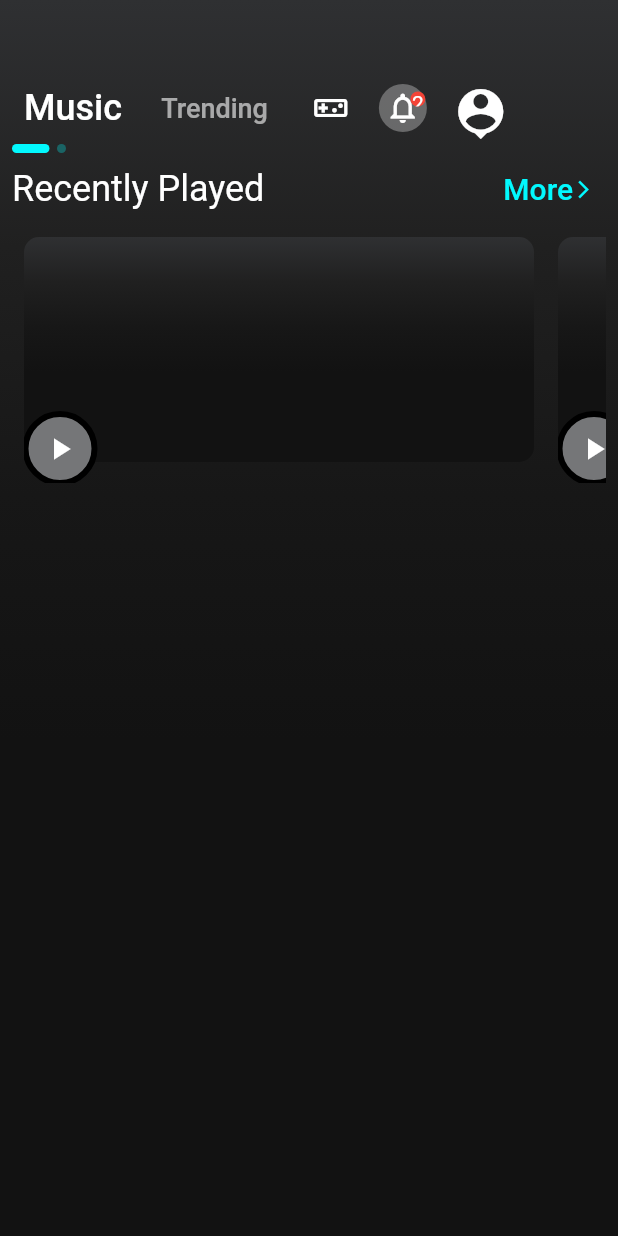
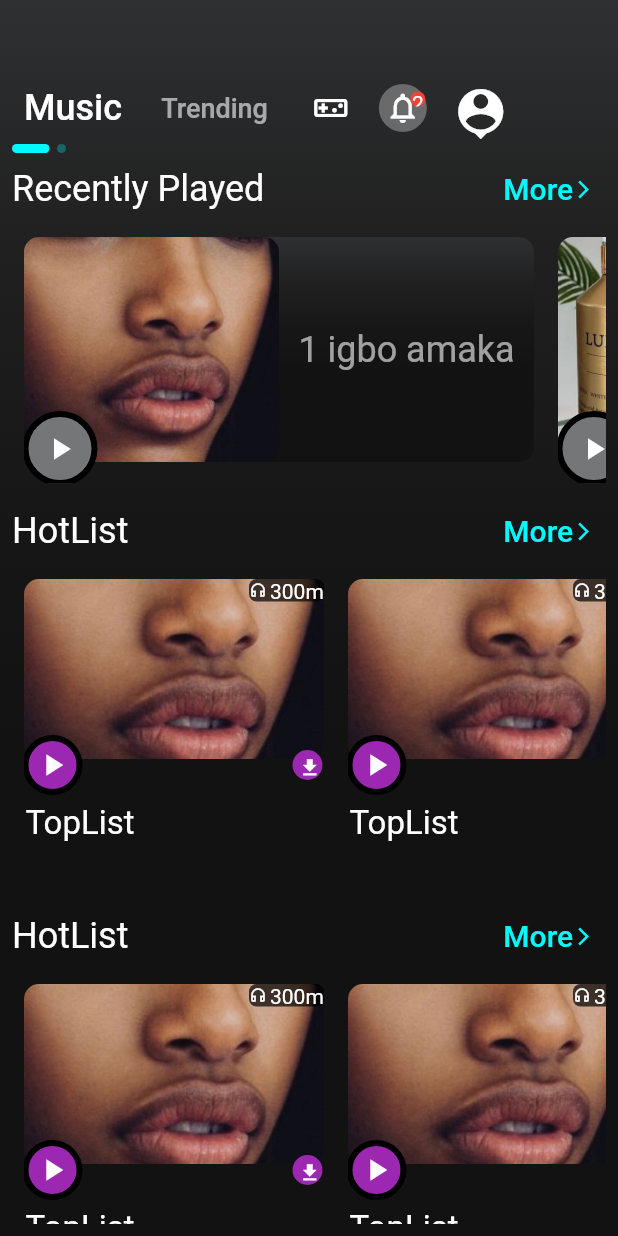
Before and after one commit to Galzysoft/ui-pratical, a Flutter app: the screen it shows after launch, on a phone screen of 412 x 824 dp. Run offline on Flutter 3.47's test engine with Material 2 defaults, Android fonts, the phone set to English and light mode, and no system bars; our stand-ins replace get, google_fonts; Roboto replaces fonts that are missing (Aladin).

Commit message:
music app update

```diff
--- /dev/null
+++ b/lib/initialize_logics.dart
@@ -0,0 +1,17 @@
+import 'package:get/get.dart';
+import 'package:ruddy/pages/my_page/logic.dart';
+
+class InitializeLogics extends Bindings{
+  /// these is a place where we  instantiate our get controllers
+  @override
+  void dependencies() {
+    /// a getxcontroller instance
+    /// /// i re located this  for me to be able to  put the  getx controller once
+    /// in the getx scope of controllers that are been usecd
+    /// lazyput is used to initialize an asynchronous  function
+    Get.lazyPut(() => MyPageLogic());
+
+    // TODO: implement dependencies
+  }
+
+}
--- a/lib/main.dart
+++ b/lib/main.dart
@@ -1,15 +1,14 @@
 import 'package:flutter/material.dart';
 import 'package:get/get.dart';
+import 'package:ruddy/initialize_logics.dart';
 import 'package:ruddy/pages/my_page/logic.dart';
 import 'package:ruddy/pages/my_page/myPage.dart';
 
 void main() {
   print("ada");
-  /// a getxcontroller instance
-  /// /// i re located this  for me to be able to  put the  getx controller once
-  /// in the getx scope of controllers that are been usecd
-Get.put(MyPageLogic());
-  runApp(const MyApp());
+  Get.lazyPut(() => MyPageLogic());
+
+  runApp( MyApp());
 }
 
 /// this is teh root widget
@@ -23,6 +22,7 @@ class MyApp extends StatelessWidget {
       debugShowCheckedModeBanner: false,
       title: 'Flutter Demo',
       themeMode: ThemeMode.dark,
+      // initialBinding:  InitializeLogics(),
       theme: ThemeData(
         backgroundColor: Colors.red,
       ),
--- /dev/null
+++ b/lib/model/recently_played_model.dart
@@ -0,0 +1,9 @@
+///here we define a model class to house ous object values
+class RecentlyPlayedModel {
+  final String imageUrl;
+  final void Function() play;
+  final List<String> firstThree;
+
+  RecentlyPlayedModel(
+      {required this.imageUrl, required this.play, required this.firstThree});
+}
--- a/lib/pages/my_page/logic.dart
+++ b/lib/pages/my_page/logic.dart
@@ -1,11 +1,12 @@
 import 'package:flutter/material.dart';
 import 'package:get/get.dart';
 import 'package:google_fonts/google_fonts.dart';
+import 'package:ruddy/model/recently_played_model.dart';
 
-class MyPageLogic extends GetxController{
-  Color notHiglighed=Color(0xff1A6465);
-  Color higlighed=Color(0xff02F9FE);
-  LinearGradient backGradient=LinearGradient(
+class MyPageLogic extends GetxController {
+  Color notHiglighed = Color(0xff1A6465);
+  Color higlighed = Color(0xff02F9FE);
+  LinearGradient backGradient = LinearGradient(
       begin: Alignment.topCenter,
       end: Alignment.bottomCenter,
       colors: [
@@ -16,11 +17,18 @@ class MyPageLogic extends GetxController{
         Color(0xff121212),
         Color(0xff121212)
       ]);
+
+  /// lets define a list of RecentlyPlayedModel that will hold various instance of our
+  /// recently played albums or RecentlyPlayedModel
+  List<RecentlyPlayedModel> recentlyPlayedList = [];
+
   ///obseble
-  var ismusic=true.obs;
-  bool  get  getMusic{
+  var ismusic = true.obs;
+
+  bool get getMusic {
     return ismusic.value;
   }
+
   Widget musicTab() {
     return Row(
       children: [
@@ -99,15 +107,41 @@ class MyPageLogic extends GetxController{
       ],
     );
   }
+
 // bool getMusicx(){
 //
 //   return ismusic.value;
 // }
-  set setMusic(bool ismusic){
-    this.ismusic.value=ismusic;
+  set setMusic(bool ismusic) {
+    this.ismusic.value = ismusic;
   }
 
   // void setMusuicx(bool ismusic){
   //   this.ismusic.value=ismusic;
   // }
+  /// any code writing you write on init will execute at intit of that class
+  @override
+  void onInit() {
+    print("adamu");
+    recentlyPlayedList = [
+      RecentlyPlayedModel(
+          imageUrl: "assets/fine.jpg",
+          play: () {},
+          firstThree: [ "1 igbo amaka"]),
+      RecentlyPlayedModel(
+          imageUrl: "assets/w.jpg",
+          play: () {},
+          firstThree: ["1 obi jesus", "2 jj jesus", "3 igbo amaka"]),
+      RecentlyPlayedModel(
+          imageUrl: "assets/fine.jpg",
+          play: () {},
+          firstThree: ["1 yyy jesus", "2 www jesus", "3 igbo amaka"]),
+      RecentlyPlayedModel(
+          imageUrl: "assets/w.jpg",
+          play: () {},
+          firstThree: ["1 ada jesus", "2 emma jesus", "3 igbo amaka"])
+    ];
+    // TODO: implement onInit
+    super.onInit();
   }
+}
--- a/lib/pages/my_page/myPage.dart
+++ b/lib/pages/my_page/myPage.dart
@@ -3,6 +3,8 @@ import 'package:get/get.dart';
 import 'package:google_fonts/google_fonts.dart';
 
 import 'package:ruddy/widgets/header.dart';
+import 'package:ruddy/widgets/music_list.dart';
+// import 'package:ruddy/widgets/music_list.dart';
 import 'package:ruddy/widgets/recentlyCard.dart';
 
 import 'logic.dart';
@@ -11,7 +13,7 @@ import 'logic.dart';
 class FirstPage extends StatelessWidget {
   /// a getxcontroller instance
   /// here am going to find this  controller becauswe i have   instanciate it in aur main .dart
-  final MyPageLogic logic = Get.find<MyPageLogic>();
+   MyPageLogic logic = Get.find<MyPageLogic>();
 
   @override
   Widget build(BuildContext context) {
@@ -22,6 +24,7 @@ class FirstPage extends StatelessWidget {
         backgroundColor: Colors.transparent,
         body: Padding(
           padding: const EdgeInsets.all(8.0),
+          child: SingleChildScrollView(
             child: Column(children: [
               SizedBox(
                 height: 40,
@@ -37,16 +40,24 @@ class FirstPage extends StatelessWidget {
               SizedBox(height: 180,width:double.infinity,
                 child: ListView.builder(
                   /// its for the  scrollingdirection <--->
-                scrollDirection: Axis.horizontal,itemCount: 5,
+                  scrollDirection: Axis.horizontal,itemCount: logic.recentlyPlayedList.length,
                   itemBuilder: (context, index) {
                   return Padding(
                     padding: const EdgeInsets.all(8.0),
-                  child: RecentlyCard(),
+                    child: RecentlyCard(imageUrl:logic.recentlyPlayedList[index].imageUrl,firstThree: logic.recentlyPlayedList[index].firstThree,play: logic.recentlyPlayedList[index].play, ),
                   );
                 },),
-            )
+              ),
+              MusicList(onPressed: () {
+
+              },headerText: "HotList",),
+              SizedBox(height: 20,),
+              MusicList(onPressed: () {
+
+              },headerText: "HotList",)
 
             ]),
+          ),
         ),
       ),
     );
--- /dev/null
+++ b/lib/widgets/music_list.dart
@@ -0,0 +1,127 @@
+import 'package:flutter/material.dart';
+import 'package:google_fonts/google_fonts.dart';
+import 'package:ruddy/widgets/header.dart';
+
+class MusicList extends StatelessWidget {
+  const MusicList({Key? key, required this.headerText, required this.onPressed})
+      : super(key: key);
+  final String headerText;
+  final void Function() onPressed;
+
+  @override
+  Widget build(BuildContext context) {
+    return SizedBox(
+        height: 250,
+        child: Column(
+          children: [
+            Header(headerText: headerText, onPressed: onPressed),
+            Expanded(
+              child: SizedBox(
+                height: 250,
+                width: double.infinity,
+                child: ListView.builder(
+                  scrollDirection: Axis.horizontal,
+                  itemBuilder: (context, index) => Padding(
+                    padding: const EdgeInsets.all(8.0),
+                    child: SizedBox(
+                      height: 250,
+                      width: 200,
+                      child: Container(color: Colors.transparent,
+                        child: Stack(
+                          children: [
+                            Container(
+                              height: 120,
+                              decoration: BoxDecoration(
+                                  image: DecorationImage(
+                                      fit: BoxFit.cover,
+                                      image: AssetImage("assets/fine.jpg")),
+                                  borderRadius: BorderRadius.circular(10)),
+                            ),
+                            Positioned(
+                              right: 0,
+                              child: Container(
+                                height: 15,
+                                width: 50,
+                                decoration: BoxDecoration(
+                                    color: Colors.black.withOpacity(0.7),
+                                    borderRadius: BorderRadius.circular(5)),
+                                child: Row(children: [
+                                  Icon(
+                                    Icons.headphones_outlined,
+                                    color: Colors.white,
+                                    size: 12,
+                                  ),
+                                  SizedBox(
+                                    width: 2,
+                                  ),
+                                  Expanded(
+                                      child: Text(
+                                    "300m",
+                                    style: GoogleFonts.aladin(color: Colors.white),
+                                  ))
+                                ]),
+                              ),
+                            ),
+                            /// positioned widget is been used to  to position things on the stack widget
+                            Positioned(
+                              bottom: 42,
+                              left: -1,
+                              child: GestureDetector(onTap: () {
+
+                              },
+                                child: Container(
+                                  height: 40,
+                                  width: 40,
+                                  alignment: Alignment.center,
+                                  decoration: BoxDecoration(
+                                      color: Colors.purple,
+                                      border: Border.all(color: Colors.black, width: 4),
+                                      shape: BoxShape.circle),
+                                  child: Icon(
+                                    Icons.play_arrow_sharp,
+                                    color: Colors.white,
+                                  ),
+                                ),
+                              ),
+                            ),
+                            Positioned(
+                              bottom: 52,
+                              right: 1,
+                              child: GestureDetector(onTap: () {
+
+                              },
+                                child: Container(
+                                  height: 20,
+                                  width: 20,
+                                  alignment: Alignment.center,
+                                  decoration: BoxDecoration(
+                                      color: Colors.purple,
+                                      border: Border.all(color: Colors.transparent, width: 4),
+                                      shape: BoxShape.circle),
+                                  child: Icon(
+                                    Icons.download,size: 15,
+                                    color: Colors.white,
+                                  ),
+                                ),
+                              ),
+                            ),
+                            Positioned(
+                              bottom: 10,
+                              left: 1,
+                              child:  Text(
+                                "TopList",
+                                style: GoogleFonts.aladin(color: Colors.white,fontSize: 22),
+                              )
+                            ),
+                          ],
+                        ),
+                      ),
+                    ),
+                  ),
+                ),
+              ),
+            )
+          ],
+        ));
+  }
+}
--- a/lib/widgets/recentlyCard.dart
+++ b/lib/widgets/recentlyCard.dart
@@ -1,12 +1,15 @@
 import 'package:flutter/material.dart';
 import 'package:get/get.dart';
+import 'package:google_fonts/google_fonts.dart';
 import 'package:ruddy/pages/my_page/logic.dart';
 
 class RecentlyCard extends StatelessWidget {
   RecentlyCard({
-    Key? key,
+    Key? key, required this.imageUrl, required this.play, required this.firstThree,
   }) : super(key: key);
-
+  final String imageUrl;
+  final void Function() play;
+  final List<String> firstThree;
   /// a getxcontroller instance
   /// here am going to find this  controller becauswe i have   instanciate it in aur main .dart
   final MyPageLogic logic = Get.find<MyPageLogic>();
@@ -22,15 +25,33 @@ class RecentlyCard extends StatelessWidget {
             height: 150,
             width: 340,
             decoration: BoxDecoration(
-                gradient: logic.backGradient,borderRadius: BorderRadius.circular(10)
+                gradient: logic.backGradient,
+                borderRadius: BorderRadius.circular(10)),
+            child: Row(children: [
+              Expanded(
+                child: ClipRRect(
+                  child: Image.asset(fit: BoxFit.cover, imageUrl),
+                  borderRadius: BorderRadius.circular(10),
                 ),
-            child: Row(children: []),
+              ),
+              Expanded(
+                child: Column(
+                  mainAxisAlignment: MainAxisAlignment.center,
+                  children:List.generate(firstThree.length, (index) =>  Text(
+                  firstThree[index],
+                    style: GoogleFonts.aladin(
+                        color: Colors.white60, fontSize: 24),
+                  ),),
+                ),
+              )
+            ]),
           ),
 
           /// positioned widget is been used to  to position things on the stack widget
           Positioned(
             bottom: -2,
             left: -1,
+            child: GestureDetector(onTap: play,
               child: Container(
                 height: 50,
                 width: 50,
@@ -45,6 +66,7 @@ class RecentlyCard extends StatelessWidget {
                 ),
               ),
             ),
+          ),
         ],
       ),
     );
```
Also changed, not shown: assets/fine.jpg (added), assets/w.jpg (added). Lines whose indentation alone changed are shown as unchanged.
